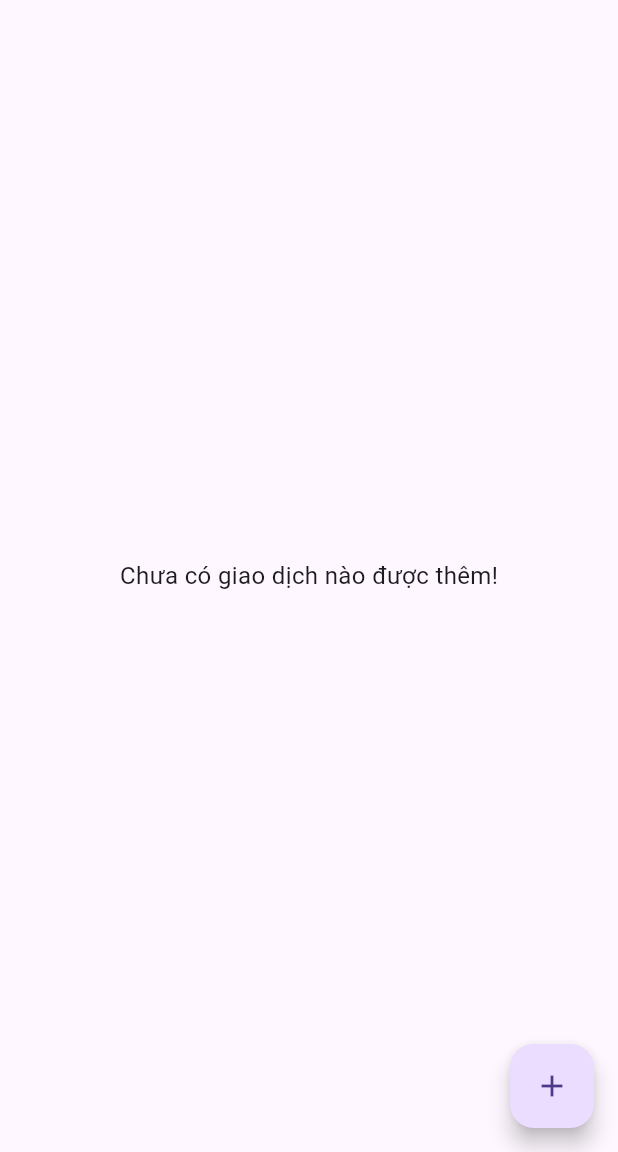
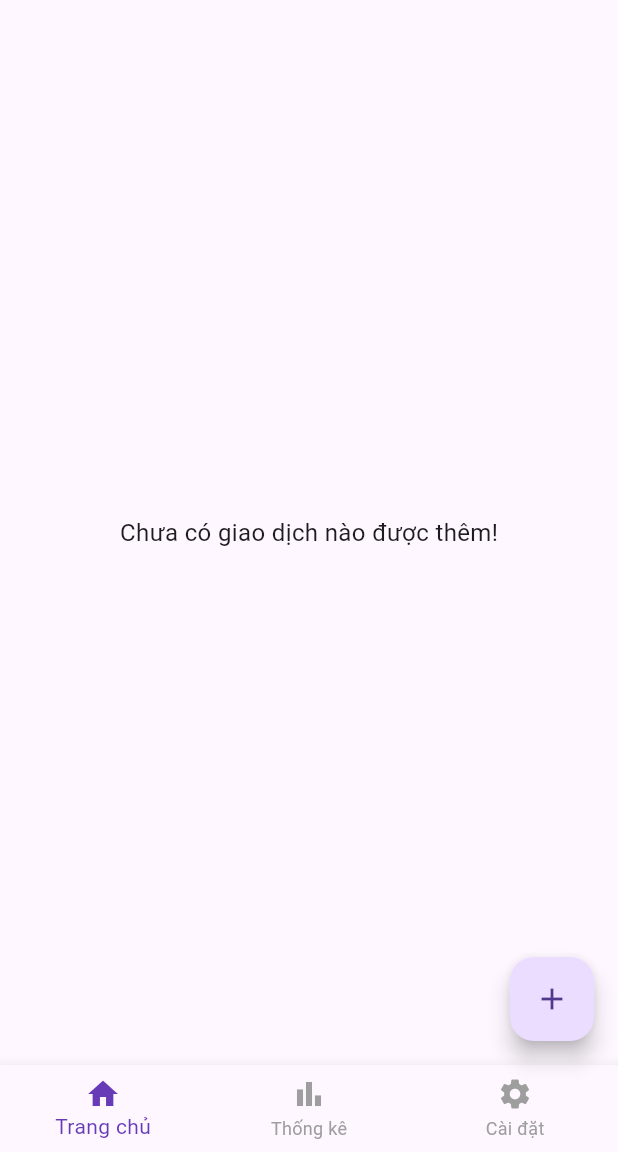
Before and after one commit to thuanbui123/ExpenseTrackerApp, a Flutter app: the screen it shows after launch, on a phone screen of 412 x 824 dp, the part 84-1236 px from its top. Run offline on Flutter 3.47's test engine with Material 3 defaults, Android fonts, the phone set to English and light mode, and no system bars; our stand-ins replace equatable, flutter_bloc, sqflite; accounts and stored records are empty.

Commit message:
add multi pages

```diff
--- a/lib/bloc/transaction_bloc.dart
+++ b/lib/bloc/transaction_bloc.dart
@@ -8,9 +8,15 @@ import '../models/transaction.dart';
 class TransactionBloc extends Bloc<TransactionEvent, TransactionState> {
   TransactionBloc() : super(TransactionState(transactions: [])) {
     on<LoadTransactions>((event, emit) async {
-      final dataList = await DBHelper.getData(DBHelper.tableName);
-      final txs = dataList.map((item) => Transaction(id: item['id'], title: item['title'], amount: item['amount'], date: DateTime.parse(item['date']))).toList();
-      emit(TransactionState(transactions: txs));
+      emit(TransactionState(transactions: state.transactions, isLoading: true));
+      try {
+        // await Future.delayed(const Duration(milliseconds: 500));
+        final dataList = await DBHelper.getData(DBHelper.tableName);
+        final txs = dataList.map((item) => Transaction(id: item['id'], title: item['title'], amount: item['amount'], date: DateTime.parse(item['date']))).toList();
+        emit(TransactionState(transactions: txs, isLoading: false));
+      } catch (e) {
+        emit(TransactionState(transactions: state.transactions, isLoading: false));
+      }
     });
 
     on<AddTransaction>((event, emit) async {
--- a/lib/bloc/transaction_state.dart
+++ b/lib/bloc/transaction_state.dart
@@ -2,5 +2,6 @@ import '../models/transaction.dart';
 
 class TransactionState {
   final List<Transaction> transactions;
-  TransactionState({required this.transactions});
+  final bool isLoading;
+  TransactionState({required this.transactions, this.isLoading = false});
 }
--- a/lib/main.dart
+++ b/lib/main.dart
@@ -17,24 +17,37 @@ class MyApp extends StatelessWidget {
   Widget build(BuildContext context) {
     return MaterialApp(
       debugShowCheckedModeBanner: false,
-      title: 'Expense Tracker',
+      title: 'Quản lý chi tiêu',
       theme: ThemeData(primarySwatch: Colors.deepPurple, useMaterial3: true),
       home: const MyHomePage(),
     );
   }
 }
 
-class MyHomePage extends StatelessWidget {
+class MyHomePage extends StatefulWidget {
   const MyHomePage({super.key});
+
+  @override
+  State<MyHomePage> createState() => _MyHomePageState();
+}
+
+class _MyHomePageState extends State<MyHomePage> {
+  int _selectedIndex = 0;
+
+  final List<Widget> _pages = [const TransactionList(), const Center(child: Text('Thống kê')), const Center(child: Text('Cài đặt'))];
+
+  void _onItemTapped(int index) {
+    setState(() {
+      _selectedIndex = index;
+    });
+  }
 
   void _startAddNewTransaction(BuildContext ctx) {
     showModalBottomSheet(
       context: ctx,
       isScrollControlled: true,
       shape: const RoundedRectangleBorder(borderRadius: BorderRadius.vertical(top: Radius.circular(20))),
-      builder: (_) {
-        return const NewTransaction();
-      },
+      builder: (_) => const NewTransaction(),
     );
   }
 
@@ -42,8 +55,19 @@ class MyHomePage extends StatelessWidget {
   Widget build(BuildContext context) {
     return Scaffold(
       appBar: AppBar(title: const Text('Quản lý chi tiêu'), backgroundColor: Theme.of(context).colorScheme.inversePrimary),
-      body: const TransactionList(),
-      floatingActionButton: FloatingActionButton(onPressed: () => _startAddNewTransaction(context), child: const Icon(Icons.add)),
+      body: IndexedStack(index: _selectedIndex, children: _pages),
+      bottomNavigationBar: BottomNavigationBar(
+        currentIndex: _selectedIndex,
+        onTap: _onItemTapped,
+        selectedItemColor: Colors.deepPurple,
+        unselectedItemColor: Colors.grey,
+        items: const [
+          BottomNavigationBarItem(icon: Icon(Icons.home), label: 'Trang chủ'),
+          BottomNavigationBarItem(icon: Icon(Icons.bar_chart), label: 'Thống kê'),
+          BottomNavigationBarItem(icon: Icon(Icons.settings), label: 'Cài đặt'),
+        ],
+      ),
+      floatingActionButton: _selectedIndex == 0 ? FloatingActionButton(onPressed: () => _startAddNewTransaction(context), child: const Icon(Icons.add)) : null,
     );
   }
 }
--- a/lib/widgets/transaction_list.dart
+++ b/lib/widgets/transaction_list.dart
@@ -17,7 +17,9 @@ class TransactionList extends StatelessWidget {
     return BlocBuilder<TransactionBloc, TransactionState>(
       builder: (context, state) {
         final txs = state.transactions;
-
+        if (state.isLoading) {
+          return const Center(child: CircularProgressIndicator());
+        }
         return txs.isEmpty
             ? const Center(child: Text('Chưa có giao dịch nào được thêm!', style: TextStyle(fontSize: 16)))
             : ListView.builder(
```
Also changed, not shown: 2 other files.
